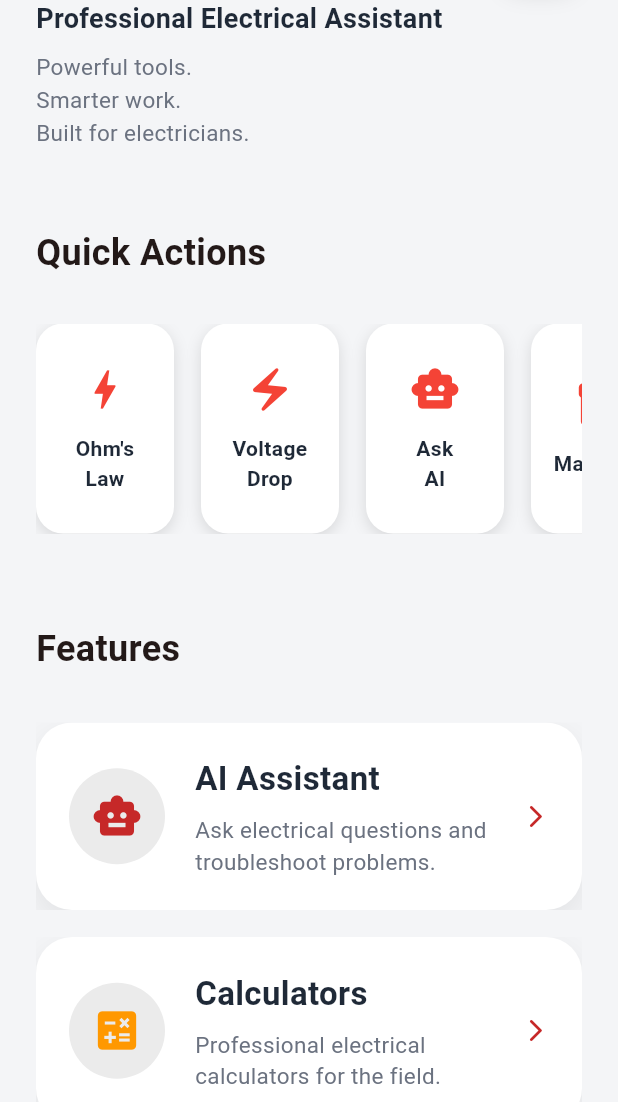
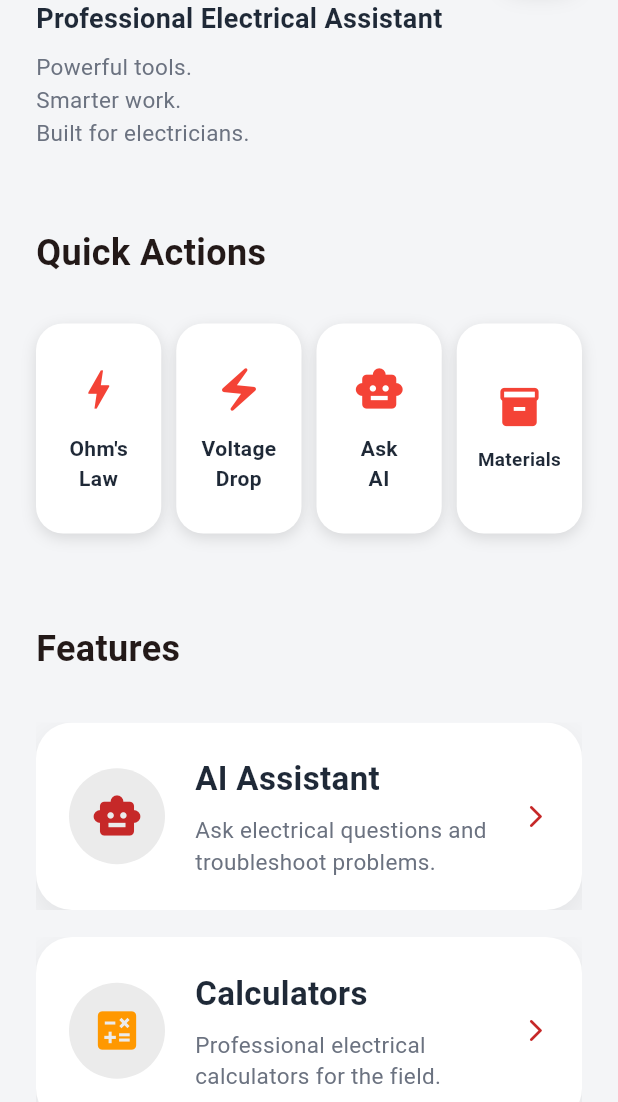
Before and after one commit to L2kee/ElectricalAI-Pro, a Flutter app: the screen it shows after launch, on a phone screen of 412 x 824 dp, the part 134-1236 px from its top. Run offline on Flutter 3.47's test engine with Material 3 defaults, Android fonts, the phone set to English and light mode, and no system bars; our stand-ins replace shared_preferences; missing offline and left inert: dart:js_interop.

Commit message:
Fix Quick Action cards overflowing the home screen on mobile web
The four cards had a fixed 92px width, sized for the desktop wide-screen
card frame. On real phone viewports there wasn't room for all four plus
spacing, so the fourth card got clipped and required scrolling. Home
screen now measures the row's actual width and, when there's not enough
room for all four cards at full size, lays them out in an evenly-shared
row instead, each shrinking its icon/label together via FittedBox.
Desktop is unaffected since its wide frame always has enough room and
takes the original unscaled path.

```diff
--- a/frontend/lib/screens/home_screen.dart
+++ b/frontend/lib/screens/home_screen.dart
@@ -36,14 +36,19 @@ class HomeScreen extends StatelessWidget {
 
           const SizedBox(height: 20),
 
-          SizedBox(
-            height: 140,
-            child: ListView(
-              scrollDirection: Axis.horizontal,
-              children: [
+          LayoutBuilder(
+            builder: (context, constraints) {
+              const cardWidth = 92.0;
+              const wideGap = 18.0;
+              const narrowGap = 10.0;
+              const requiredWidth = cardWidth * 4 + wideGap * 3;
+              final fitsUnscaled = constraints.maxWidth >= requiredWidth;
+
+              final cards = [
                 QuickActionCard(
                   icon: Icons.bolt,
                   title: "Ohm's\nLaw",
+                  width: fitsUnscaled ? cardWidth : null,
                   onTap: () {
                     Navigator.push(
                       context,
@@ -53,12 +58,10 @@ class HomeScreen extends StatelessWidget {
                     );
                   },
                 ),
-
-                const SizedBox(width: 18),
-
                 QuickActionCard(
                   icon: Icons.electric_bolt,
                   title: "Voltage\nDrop",
+                  width: fitsUnscaled ? cardWidth : null,
                   onTap: () {
                     Navigator.push(
                       context,
@@ -68,12 +71,10 @@ class HomeScreen extends StatelessWidget {
                     );
                   },
                 ),
-
-                const SizedBox(width: 18),
-
                 QuickActionCard(
                   icon: Icons.smart_toy,
                   title: "Ask\nAI",
+                  width: fitsUnscaled ? cardWidth : null,
                   onTap: () {
                     Navigator.push(
                       context,
@@ -83,12 +84,10 @@ class HomeScreen extends StatelessWidget {
                     );
                   },
                 ),
-
-                const SizedBox(width: 18),
-
                 QuickActionCard(
                   icon: Icons.inventory_2,
                   title: "Materials",
+                  width: fitsUnscaled ? cardWidth : null,
                   onTap: () {
                     Navigator.push(
                       context,
@@ -98,8 +97,46 @@ class HomeScreen extends StatelessWidget {
                     );
                   },
                 ),
-              ],
-            ),
+              ];
+
+              if (fitsUnscaled) {
+                return SizedBox(
+                  height: 140,
+                  child: ListView(
+                    scrollDirection: Axis.horizontal,
+                    children: [
+                      cards[0],
+                      const SizedBox(width: wideGap),
+                      cards[1],
+                      const SizedBox(width: wideGap),
+                      cards[2],
+                      const SizedBox(width: wideGap),
+                      cards[3],
+                    ],
+                  ),
+                );
+              }
+
+              // Narrow (phone-width) screens: no room to scroll off the
+              // fourth card, so all four share the row evenly instead,
+              // each shrinking its icon/label together via the card's
+              // own FittedBox rather than clipping or wrapping oddly.
+              return SizedBox(
+                height: 140,
+                child: Row(
+                  crossAxisAlignment: CrossAxisAlignment.stretch,
+                  children: [
+                    Expanded(child: cards[0]),
+                    const SizedBox(width: narrowGap),
+                    Expanded(child: cards[1]),
+                    const SizedBox(width: narrowGap),
+                    Expanded(child: cards[2]),
+                    const SizedBox(width: narrowGap),
+                    Expanded(child: cards[3]),
+                  ],
+                ),
+              );
+            },
           ),
 
           const SizedBox(height: 50),
--- a/frontend/lib/widgets/quick_action_card.dart
+++ b/frontend/lib/widgets/quick_action_card.dart
@@ -7,12 +7,14 @@ class QuickActionCard extends StatelessWidget {
   final IconData icon;
   final String title;
   final VoidCallback onTap;
+  final double? width;
 
   const QuickActionCard({
     super.key,
     required this.icon,
     required this.title,
     required this.onTap,
+    this.width = 92,
   });
 
   @override
@@ -26,7 +28,7 @@ class QuickActionCard extends StatelessWidget {
 
       child: Container(
 
-        width: 92,
+        width: width,
         padding: const EdgeInsets.all(14),
 
         decoration: BoxDecoration(
@@ -51,6 +53,8 @@ class QuickActionCard extends StatelessWidget {
 
         ),
 
+        child: FittedBox(
+          fit: BoxFit.scaleDown,
           child: Column(
 
             mainAxisAlignment: MainAxisAlignment.center,
@@ -77,6 +81,7 @@ class QuickActionCard extends StatelessWidget {
             ],
 
           ),
+        ),
 
       ),
 
```
Lines whose indentation alone changed are shown as unchanged.
